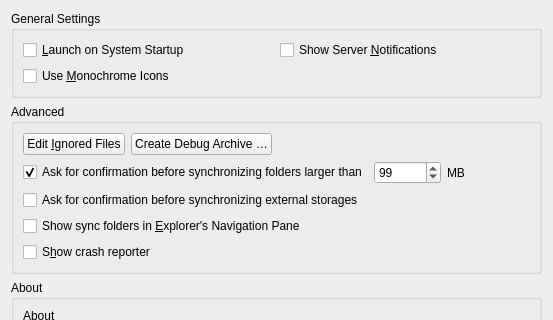
Before: the Qt Designer form src/gui/generalsettings.ui in PraMiD/nextcloud-desktop, drawn with Qt 5; both pictures show x 0 to 553 and y 0 to 320 of the 553 by 558 pixel window.
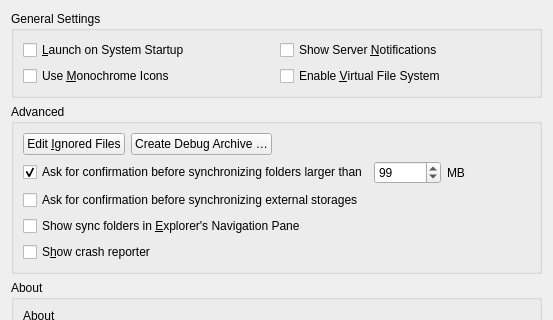
After: the same form once the commit is applied.

Commit message:
Fix general settings for virtual drive setting
Minor fix: use ifdef for windows header

```diff
--- a/src/gui/generalsettings.ui
+++ b/src/gui/generalsettings.ui
@@ -90,6 +90,13 @@
         </property>
        </widget>
       </item>
+      <item row="1" column="1">
+       <widget class="QCheckBox" name="virtualFileSystemCheckbox">
+        <property name="text">
+         <string>Enable &amp;Virtual File System</string>
+        </property>
+       </widget>
+      </item>
      </layout>
     </widget>
    </item>
```
